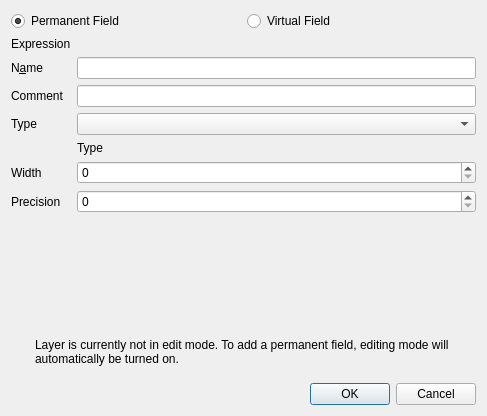
carsmie/QGIS, file src/ui/qgsaddattrdialogbase.ui: the form before one commit.
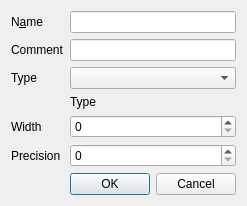
The form after the commit. Custom widgets are drawn as their Qt base class.

Commit message:
Virtual fields definition moved to field calculator
This place is more appropriate than the add attributes dialog.
See also http://osgeo-org.1560.x6.nabble.com/Virtual-Fields-Allow-adding-fields-out-of-edit-mode-td5166223.html for a related discussion.

Fix #11342

```diff
--- a/src/ui/qgsaddattrdialogbase.ui
+++ b/src/ui/qgsaddattrdialogbase.ui
@@ -6,8 +6,8 @@
    <rect>
     <x>0</x>
     <y>0</y>
-    <width>487</width>
-    <height>416</height>
+    <width>225</width>
+    <height>190</height>
    </rect>
   </property>
   <property name="windowTitle">
@@ -17,55 +17,7 @@
    <bool>true</bool>
   </property>
   <layout class="QGridLayout" name="gridLayout">
-   <item row="0" column="1">
-    <widget class="QRadioButton" name="mButtonVirtualField">
-     <property name="toolTip">
-      <string>&lt;i&gt;Virtual fields&lt;/i&gt; are calculated on the fly and cannot be directly modified and will not be saved to the data.</string>
-     </property>
-     <property name="text">
-      <string>Virtual Field</string>
-     </property>
-     <attribute name="buttonGroup">
-      <string notr="true">mFieldModeButtonGroup</string>
-     </attribute>
-    </widget>
-   </item>
    <item row="0" column="0">
-    <widget class="QRadioButton" name="mButtonProviderField">
-     <property name="toolTip">
-      <string>&lt;i&gt;Permanent fields&lt;/i&gt; are saved in the data provider and it is possible to directly modify them.</string>
-     </property>
-     <property name="text">
-      <string>Permanent Field</string>
-     </property>
-     <property name="checked">
-      <bool>true</bool>
-     </property>
-     <attribute name="buttonGroup">
-      <string notr="true">mFieldModeButtonGroup</string>
-     </attribute>
-    </widget>
-   </item>
-   <item row="2" column="0" colspan="2">
-    <widget class="QWidget" name="widget" native="true">
-     <layout class="QFormLayout" name="formLayout">
-      <property name="fieldGrowthPolicy">
-       <enum>QFormLayout::AllNonFixedFieldsGrow</enum>
-      </property>
-      <property name="margin">
-       <number>0</number>
-      </property>
-      <item row="2" column="0">
-       <widget class="QLabel" name="mExpressionLabel">
-        <property name="toolTip">
-         <string>Define an expression which will be used to calculate this field.</string>
-        </property>
-        <property name="text">
-         <string>Expression</string>
-        </property>
-       </widget>
-      </item>
-      <item row="3" column="0">
        <widget class="QLabel" name="textLabel1">
         <property name="text">
          <string>N&amp;ame</string>
@@ -75,10 +27,10 @@
         </property>
        </widget>
       </item>
-      <item row="3" column="1">
+   <item row="0" column="1">
        <widget class="QLineEdit" name="mNameEdit"/>
       </item>
-      <item row="4" column="0">
+   <item row="1" column="0">
        <widget class="QLabel" name="textLabel1_2">
         <property name="text">
          <string>Comment</string>
@@ -88,10 +40,10 @@
         </property>
        </widget>
       </item>
-      <item row="4" column="1">
+   <item row="1" column="1">
        <widget class="QLineEdit" name="mCommentEdit"/>
       </item>
-      <item row="5" column="0">
+   <item row="2" column="0">
        <widget class="QLabel" name="textLabel2">
         <property name="text">
          <string>Type</string>
@@ -101,10 +53,10 @@
         </property>
        </widget>
       </item>
-      <item row="5" column="1">
+   <item row="2" column="1">
        <widget class="QComboBox" name="mTypeBox"/>
       </item>
-      <item row="6" column="1">
+   <item row="3" column="1">
        <widget class="QLabel" name="mTypeName">
         <property name="text">
          <string>Type</string>
@@ -114,7 +66,7 @@
         </property>
        </widget>
       </item>
-      <item row="7" column="0">
+   <item row="4" column="0">
        <widget class="QLabel" name="mLengthLabel">
         <property name="text">
          <string>Width</string>
@@ -124,10 +76,10 @@
         </property>
        </widget>
       </item>
-      <item row="7" column="1">
+   <item row="4" column="1">
        <widget class="QSpinBox" name="mLength"/>
       </item>
-      <item row="8" column="0">
+   <item row="5" column="0">
        <widget class="QLabel" name="mPrecLabel">
         <property name="text">
          <string>Precision</string>
@@ -137,75 +89,19 @@
         </property>
        </widget>
       </item>
-      <item row="8" column="1">
+   <item row="5" column="1">
        <widget class="QSpinBox" name="mPrec"/>
       </item>
-      <item row="2" column="1">
-       <widget class="QgsFieldExpressionWidget" name="mExpressionWidget" native="true"/>
-      </item>
-     </layout>
-    </widget>
-   </item>
-   <item row="12" column="0" colspan="2">
+   <item row="6" column="1">
     <widget class="QDialogButtonBox" name="buttonBox">
      <property name="standardButtons">
       <set>QDialogButtonBox::Cancel|QDialogButtonBox::Ok</set>
      </property>
     </widget>
    </item>
-   <item row="4" column="0" colspan="2">
-    <widget class="QWidget" name="mLayerEditableInfo" native="true">
-     <layout class="QHBoxLayout" name="horizontalLayout">
-      <item>
-       <widget class="QLabel" name="mInfoIcon">
-        <property name="text">
-         <string/>
-        </property>
-       </widget>
-      </item>
-      <item>
-       <widget class="QLabel" name="label">
-        <property name="sizePolicy">
-         <sizepolicy hsizetype="Expanding" vsizetype="Preferred">
-          <horstretch>0</horstretch>
-          <verstretch>0</verstretch>
-         </sizepolicy>
-        </property>
-        <property name="text">
-         <string>Layer is currently not in edit mode. To add a permanent field, editing mode will automatically be turned on.</string>
-        </property>
-        <property name="wordWrap">
-         <bool>true</bool>
-        </property>
-       </widget>
-      </item>
-     </layout>
-    </widget>
-   </item>
-   <item row="3" column="0">
-    <spacer name="verticalSpacer">
-     <property name="orientation">
-      <enum>Qt::Vertical</enum>
-     </property>
-     <property name="sizeHint" stdset="0">
-      <size>
-       <width>20</width>
-       <height>40</height>
-      </size>
-     </property>
-    </spacer>
-   </item>
   </layout>
  </widget>
  <layoutdefault spacing="6" margin="11"/>
- <customwidgets>
-  <customwidget>
-   <class>QgsFieldExpressionWidget</class>
-   <extends>QWidget</extends>
-   <header>qgsfieldexpressionwidget.h</header>
-   <container>1</container>
-  </customwidget>
- </customwidgets>
  <tabstops>
   <tabstop>buttonBox</tabstop>
  </tabstops>
```
Left out of the diff: 8 changed lines with no effect on the pictures. Lines whose indentation alone changed are shown as unchanged. The commit also changes 8 other files.
